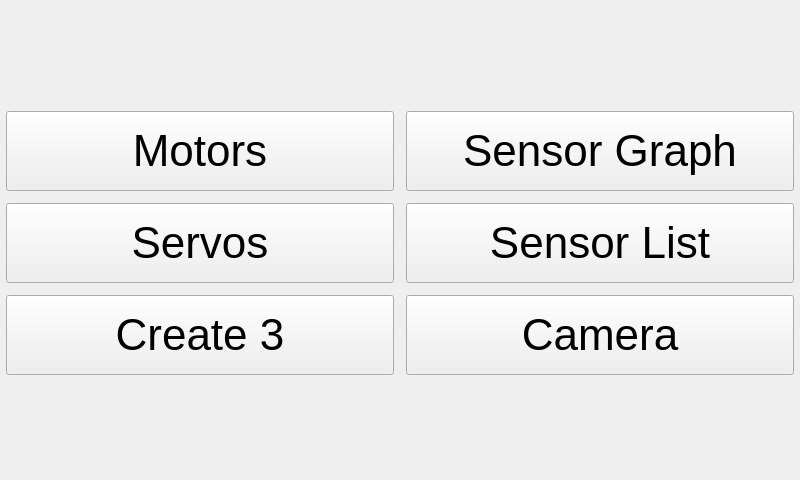
Above: ui/MotorsSensorsWidget.ui from kipr/botui before the change. Below: the same form after it.
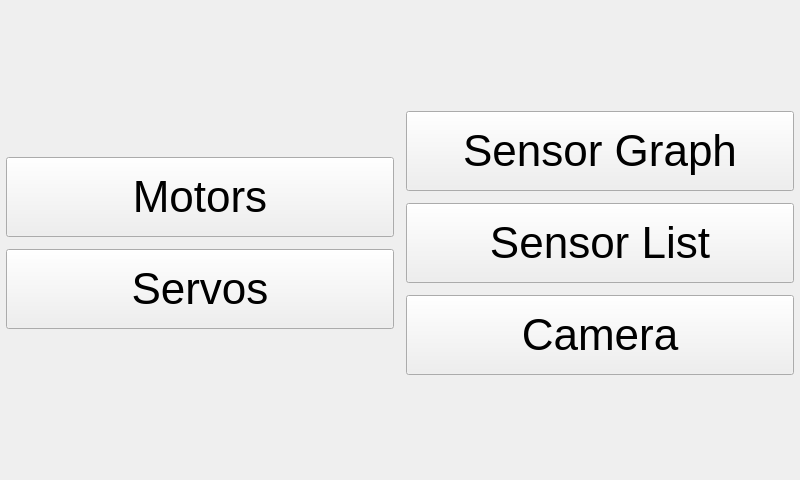
That is the form after the change. Icons and pictures are not drawn.

Commit message: Remove Create 3 mentions

The edit to the form file:
```diff
--- a/ui/MotorsSensorsWidget.ui
+++ b/ui/MotorsSensorsWidget.ui
@@ -108,34 +108,6 @@
          </property>
         </widget>
        </item>
-       <item>
-        <widget class="QPushButton" name="Create3">
-         <property name="minimumSize">
-          <size>
-           <width>0</width>
-           <height>80</height>
-          </size>
-         </property>
-         <property name="font">
-          <font>
-           <pointsize>33</pointsize>
-          </font>
-         </property>
-         <property name="text">
-          <string>Create 3</string>
-         </property>
-         <property name="icon">
-          <iconset resource="../rc/icons.qrc">
-           <normaloff>:/icons/robot.png</normaloff>:/icons/robot.png</iconset>
-         </property>
-         <property name="iconSize">
-          <size>
-           <width>30</width>
-           <height>30</height>
-          </size>
-         </property>
-        </widget>
-       </item>
        <item>
         <spacer name="verticalSpacer">
          <property name="orientation">
```
The commit also changes 15 other files.
